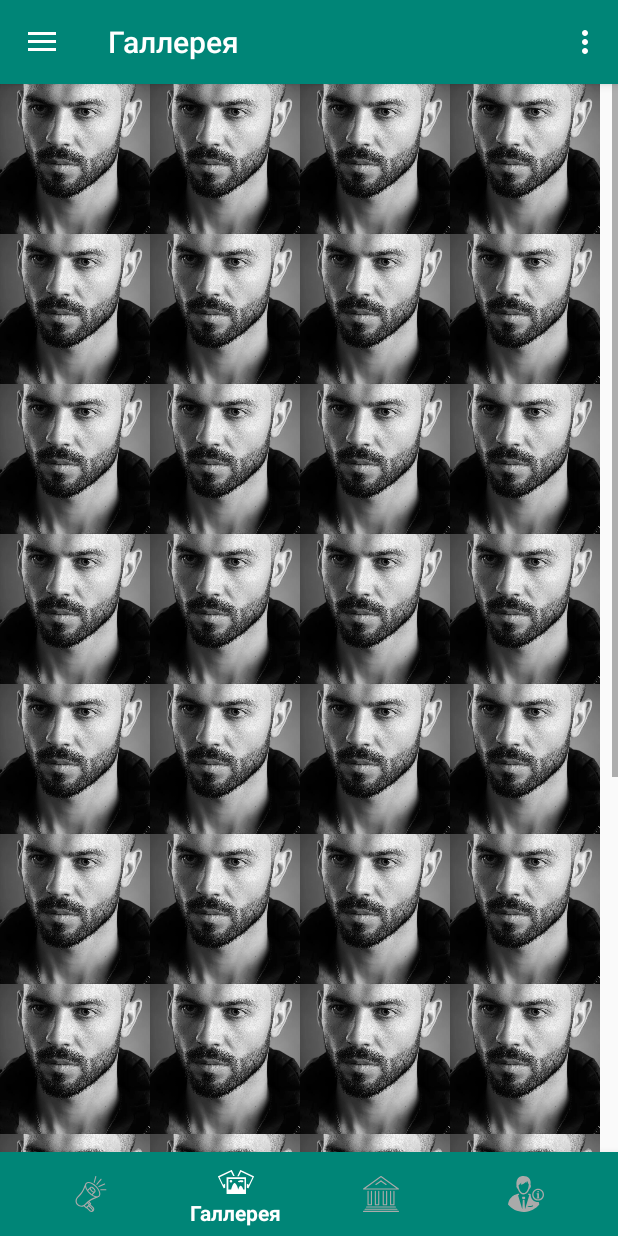
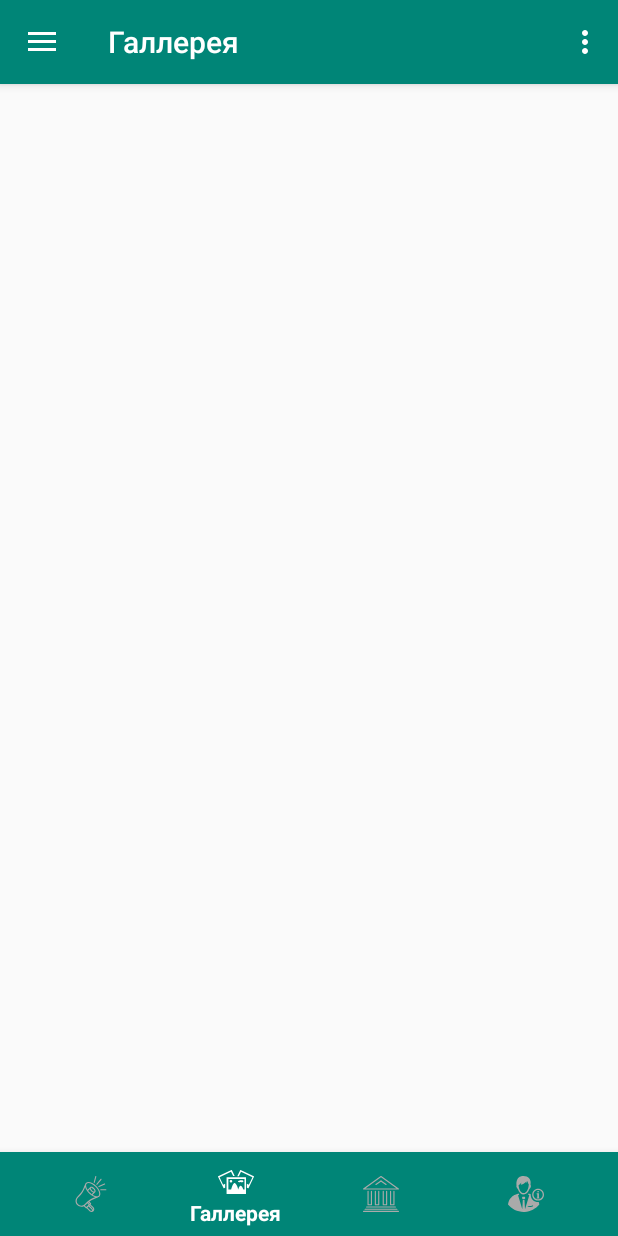
Before and after one commit to devdevdenis/AndroidStudioProjects, an Android app: the screen it shows after launch (MainActivity), item 2 of the bottom bar chosen, on a phone screen of 412 x 824 dp. Run offline under Robolectric (Android 15) with nearby library versions, the phone set to English and light mode, and no system bars; libraries missing offline, so code that uses them is left out: com.synnapps.carouselview.

Commit message:
add some new imges and comment gallery objects

```diff
--- a/Varyag/app/src/main/res/layout/fragment_gallery.xml
+++ b/Varyag/app/src/main/res/layout/fragment_gallery.xml
@@ -13,346 +13,240 @@
         android:layout_height="wrap_content"
         android:orientation="vertical">
 
-        <LinearLayout
-            android:layout_width="match_parent"
-            android:layout_height="match_parent"
-            android:orientation="horizontal">
+        <!--<LinearLayout-->
+            <!--android:layout_width="match_parent"-->
+            <!--android:layout_height="match_parent"-->
+            <!--android:orientation="horizontal">-->
 
-            <ImageView
-                android:layout_width="100dp"
-                android:layout_height="100dp"
-                android:scaleType="centerCrop"
-                android:src="@drawable/profile_photo_user"/>
+            <!--<ImageView-->
+                <!--android:layout_width="wrap_content"-->
+                <!--android:layout_height="100dp"-->
+                <!--android:layout_weight="0.25"-->
+                <!--android:scaleType="centerCrop"-->
+                <!--android:src="@drawable/gallery1"/>-->
 
-            <ImageView
-                android:layout_width="100dp"
-                android:layout_height="100dp"
-                android:scaleType="centerCrop"
-                android:src="@drawable/profile_photo_user"/>
+            <!--<ImageView-->
+                <!--android:layout_width="wrap_content"-->
+                <!--android:layout_height="100dp"-->
+                <!--android:layout_weight="0.25"-->
+                <!--android:scaleType="centerCrop"-->
+                <!--android:src="@drawable/gallery2"/>-->
 
-            <ImageView
-                android:layout_width="100dp"
-                android:layout_height="100dp"
-                android:scaleType="centerCrop"
-                android:src="@drawable/profile_photo_user"/>
+            <!--<ImageView-->
+                <!--android:layout_width="wrap_content"-->
+                <!--android:layout_height="100dp"-->
+                <!--android:layout_weight="0.25"-->
+                <!--android:scaleType="centerCrop"-->
+                <!--android:src="@drawable/gallery3"/>-->
 
-            <ImageView
-                android:layout_width="100dp"
-                android:layout_height="100dp"
-                android:scaleType="centerCrop"
-                android:src="@drawable/profile_photo_user"/>
+            <!--<ImageView-->
+                <!--android:layout_width="wrap_content"-->
+                <!--android:layout_height="100dp"-->
+                <!--android:layout_weight="0.25"-->
+                <!--android:scaleType="centerCrop"-->
+                <!--android:src="@drawable/gallery4"/>-->
+        <!--</LinearLayout>-->
 
-        </LinearLayout>
+        <!--<LinearLayout-->
+            <!--android:layout_width="match_parent"-->
+            <!--android:layout_height="match_parent"-->
+            <!--android:orientation="horizontal">-->
 
-        <LinearLayout
-            android:layout_width="match_parent"
-            android:layout_height="match_parent"
-            android:orientation="horizontal">
+            <!--<ImageView-->
+                <!--android:layout_width="wrap_content"-->
+                <!--android:layout_height="100dp"-->
+                <!--android:layout_weight="0.25"-->
+                <!--android:scaleType="centerCrop"-->
+                <!--android:src="@drawable/gallery2"/>-->
 
-            <ImageView
-                android:layout_width="100dp"
-                android:layout_height="100dp"
-                android:scaleType="centerCrop"
-                android:src="@drawable/profile_photo_user"/>
+            <!--<ImageView-->
+                <!--android:layout_width="wrap_content"-->
+                <!--android:layout_height="100dp"-->
+                <!--android:layout_weight="0.25"-->
+                <!--android:scaleType="centerCrop"-->
+                <!--android:src="@drawable/gallery4"/>-->
 
-            <ImageView
-                android:layout_width="100dp"
-                android:layout_height="100dp"
-                android:scaleType="centerCrop"
-                android:src="@drawable/profile_photo_user"/>
+            <!--<ImageView-->
+                <!--android:layout_width="wrap_content"-->
+                <!--android:layout_height="100dp"-->
+                <!--android:layout_weight="0.25"-->
+                <!--android:scaleType="centerCrop"-->
+                <!--android:src="@drawable/gallery5"/>-->
 
-            <ImageView
-                android:layout_width="100dp"
-                android:layout_height="100dp"
-                android:scaleType="centerCrop"
-                android:src="@drawable/profile_photo_user"/>
+            <!--<ImageView-->
+                <!--android:layout_width="wrap_content"-->
+                <!--android:layout_height="100dp"-->
+                <!--android:layout_weight="0.25"-->
+                <!--android:scaleType="centerCrop"-->
+                <!--android:src="@drawable/gallery3"/>-->
+        <!--</LinearLayout>-->
 
-            <ImageView
-                android:layout_width="100dp"
-                android:layout_height="100dp"
-                android:scaleType="centerCrop"
-                android:src="@drawable/profile_photo_user"/>
+        <!--<LinearLayout-->
+            <!--android:layout_width="match_parent"-->
+            <!--android:layout_height="match_parent"-->
+            <!--android:orientation="horizontal">-->
 
-        </LinearLayout>
+            <!--<ImageView-->
+                <!--android:layout_width="wrap_content"-->
+                <!--android:layout_height="100dp"-->
+                <!--android:layout_weight="0.25"-->
+                <!--android:scaleType="centerCrop"-->
+                <!--android:src="@drawable/gallery5"/>-->
 
-        <LinearLayout
-            android:layout_width="match_parent"
-            android:layout_height="match_parent"
-            android:orientation="horizontal">
+            <!--<ImageView-->
+                <!--android:layout_width="wrap_content"-->
+                <!--android:layout_height="100dp"-->
+                <!--android:layout_weight="0.25"-->
+                <!--android:scaleType="centerCrop"-->
+                <!--android:src="@drawable/gallery6"/>-->
 
-            <ImageView
-                android:layout_width="100dp"
-                android:layout_height="100dp"
-                android:scaleType="centerCrop"
-                android:src="@drawable/profile_photo_user"/>
+            <!--<ImageView-->
+                <!--android:layout_width="wrap_content"-->
+                <!--android:layout_height="100dp"-->
+                <!--android:layout_weight="0.25"-->
+                <!--android:scaleType="centerCrop"-->
+                <!--android:src="@drawable/gallery7"/>-->
 
-            <ImageView
-                android:layout_width="100dp"
-                android:layout_height="100dp"
-                android:scaleType="centerCrop"
-                android:src="@drawable/profile_photo_user"/>
+            <!--<ImageView-->
+                <!--android:layout_width="wrap_content"-->
+                <!--android:layout_height="100dp"-->
+                <!--android:layout_weight="0.25"-->
+                <!--android:scaleType="centerCrop"-->
+                <!--android:src="@drawable/gallery2"/>-->
+        <!--</LinearLayout>-->
 
-            <ImageView
-                android:layout_width="100dp"
-                android:layout_height="100dp"
-                android:scaleType="centerCrop"
-                android:src="@drawable/profile_photo_user"/>
+        <!--<LinearLayout-->
+            <!--android:layout_width="match_parent"-->
+            <!--android:layout_height="match_parent"-->
+            <!--android:orientation="horizontal">-->
 
-            <ImageView
-                android:layout_width="100dp"
-                android:layout_height="100dp"
-                android:scaleType="centerCrop"
-                android:src="@drawable/profile_photo_user"/>
+            <!--<ImageView-->
+                <!--android:layout_width="wrap_content"-->
+                <!--android:layout_height="100dp"-->
+                <!--android:layout_weight="0.25"-->
+                <!--android:scaleType="centerCrop"-->
+                <!--android:src="@drawable/gallery3"/>-->
 
-        </LinearLayout>
+            <!--<ImageView-->
+                <!--android:layout_width="wrap_content"-->
+                <!--android:layout_height="100dp"-->
+                <!--android:layout_weight="0.25"-->
+                <!--android:scaleType="centerCrop"-->
+                <!--android:src="@drawable/gallery4"/>-->
 
-        <LinearLayout
-            android:layout_width="match_parent"
-            android:layout_height="match_parent"
-            android:orientation="horizontal">
+            <!--<ImageView-->
+                <!--android:layout_width="wrap_content"-->
+                <!--android:layout_height="100dp"-->
+                <!--android:layout_weight="0.25"-->
+                <!--android:scaleType="centerCrop"-->
+                <!--android:src="@drawable/gallery5"/>-->
 
-            <ImageView
-                android:layout_width="100dp"
-                android:layout_height="100dp"
-                android:scaleType="centerCrop"
-                android:src="@drawable/profile_photo_user"/>
+            <!--<ImageView-->
+                <!--android:layout_width="wrap_content"-->
+                <!--android:layout_height="100dp"-->
+                <!--android:layout_weight="0.25"-->
+                <!--android:scaleType="centerCrop"-->
+                <!--android:src="@drawable/gallery6"/>-->
+        <!--</LinearLayout>-->
 
-            <ImageView
-                android:layout_width="100dp"
-                android:layout_height="100dp"
-                android:scaleType="centerCrop"
-                android:src="@drawable/profile_photo_user"/>
+        <!--<LinearLayout-->
+            <!--android:layout_width="match_parent"-->
+            <!--android:layout_height="match_parent"-->
+            <!--android:orientation="horizontal">-->
 
-            <ImageView
-                android:layout_width="100dp"
-                android:layout_height="100dp"
-                android:scaleType="centerCrop"
-                android:src="@drawable/profile_photo_user"/>
+            <!--<ImageView-->
+                <!--android:layout_width="wrap_content"-->
+                <!--android:layout_height="100dp"-->
+                <!--android:layout_weight="0.25"-->
+                <!--android:scaleType="centerCrop"-->
+                <!--android:src="@drawable/gallery5"/>-->
 
-            <ImageView
-                android:layout_width="100dp"
-                android:layout_height="100dp"
-                android:scaleType="centerCrop"
-                android:src="@drawable/profile_photo_user"/>
+            <!--<ImageView-->
+                <!--android:layout_width="wrap_content"-->
+                <!--android:layout_height="100dp"-->
+                <!--android:layout_weight="0.25"-->
+                <!--android:scaleType="centerCrop"-->
+                <!--android:src="@drawable/gallery1"/>-->
 
-        </LinearLayout>
+            <!--<ImageView-->
+                <!--android:layout_width="wrap_content"-->
+                <!--android:layout_height="100dp"-->
+                <!--android:layout_weight="0.25"-->
+                <!--android:scaleType="centerCrop"-->
+                <!--android:src="@drawable/gallery2"/>-->
 
-        <LinearLayout
-            android:layout_width="match_parent"
-            android:layout_height="match_parent"
-            android:orientation="horizontal">
+            <!--<ImageView-->
+                <!--android:layout_width="wrap_content"-->
+                <!--android:layout_height="100dp"-->
+                <!--android:layout_weight="0.25"-->
+                <!--android:scaleType="centerCrop"-->
+                <!--android:src="@drawable/gallery3"/>-->
+        <!--</LinearLayout>-->
+        <!--<LinearLayout-->
+            <!--android:layout_width="match_parent"-->
+            <!--android:layout_height="match_parent"-->
+            <!--android:orientation="horizontal">-->
 
-            <ImageView
-                android:layout_width="100dp"
-                android:layout_height="100dp"
-                android:scaleType="centerCrop"
-                android:src="@drawable/profile_photo_user"/>
+            <!--<ImageView-->
+                <!--android:layout_width="wrap_content"-->
+                <!--android:layout_height="100dp"-->
+                <!--android:layout_weight="0.25"-->
+                <!--android:scaleType="centerCrop"-->
+                <!--android:src="@drawable/gallery2"/>-->
 
-            <ImageView
-                android:layout_width="100dp"
-                android:layout_height="100dp"
-                android:scaleType="centerCrop"
-                android:src="@drawable/profile_photo_user"/>
+            <!--<ImageView-->
+                <!--android:layout_width="wrap_content"-->
+                <!--android:layout_height="100dp"-->
+                <!--android:layout_weight="0.25"-->
+                <!--android:scaleType="centerCrop"-->
+                <!--android:src="@drawable/gallery4"/>-->
 
-            <ImageView
-                android:layout_width="100dp"
-                android:layout_height="100dp"
-                android:scaleType="centerCrop"
-                android:src="@drawable/profile_photo_user"/>
+            <!--<ImageView-->
+                <!--android:layout_width="wrap_content"-->
+                <!--android:layout_height="100dp"-->
+                <!--android:layout_weight="0.25"-->
+                <!--android:scaleType="centerCrop"-->
+                <!--android:src="@drawable/gallery5"/>-->
 
-            <ImageView
-                android:layout_width="100dp"
-                android:layout_height="100dp"
-                android:scaleType="centerCrop"
-                android:src="@drawable/profile_photo_user"/>
+            <!--<ImageView-->
+                <!--android:layout_width="wrap_content"-->
+                <!--android:layout_height="100dp"-->
+                <!--android:layout_weight="0.25"-->
+                <!--android:scaleType="centerCrop"-->
+                <!--android:src="@drawable/gallery3"/>-->
+        <!--</LinearLayout>-->
+        <!--<LinearLayout-->
+            <!--android:layout_width="match_parent"-->
+            <!--android:layout_height="match_parent"-->
+            <!--android:orientation="horizontal">-->
 
-        </LinearLayout>
+            <!--<ImageView-->
+                <!--android:layout_width="wrap_content"-->
+                <!--android:layout_height="100dp"-->
+                <!--android:layout_weight="0.25"-->
+                <!--android:scaleType="centerCrop"-->
+                <!--android:src="@drawable/gallery3"/>-->
 
-        <LinearLayout
-            android:layout_width="match_parent"
-            android:layout_height="match_parent"
-            android:orientation="horizontal">
+            <!--<ImageView-->
+                <!--android:layout_width="wrap_content"-->
+                <!--android:layout_height="100dp"-->
+                <!--android:layout_weight="0.25"-->
+                <!--android:scaleType="centerCrop"-->
+                <!--android:src="@drawable/gallery4"/>-->
 
-            <ImageView
-                android:layout_width="100dp"
-                android:layout_height="100dp"
-                android:scaleType="centerCrop"
-                android:src="@drawable/profile_photo_user"/>
+            <!--<ImageView-->
+                <!--android:layout_width="wrap_content"-->
+                <!--android:layout_height="100dp"-->
+                <!--android:layout_weight="0.25"-->
+                <!--android:scaleType="centerCrop"-->
+                <!--android:src="@drawable/gallery5"/>-->
 
-            <ImageView
-                android:layout_width="100dp"
-                android:layout_height="100dp"
-                android:scaleType="centerCrop"
-                android:src="@drawable/profile_photo_user"/>
-
-            <ImageView
-                android:layout_width="100dp"
-                android:layout_height="100dp"
-                android:scaleType="centerCrop"
-                android:src="@drawable/profile_photo_user"/>
-
-            <ImageView
-                android:layout_width="100dp"
-                android:layout_height="100dp"
-                android:scaleType="centerCrop"
-                android:src="@drawable/profile_photo_user"/>
-
-        </LinearLayout>
-
-        <LinearLayout
-            android:layout_width="match_parent"
-            android:layout_height="match_parent"
-            android:orientation="horizontal">
-
-            <ImageView
-                android:layout_width="100dp"
-                android:layout_height="100dp"
-                android:scaleType="centerCrop"
-                android:src="@drawable/profile_photo_user"/>
-
-            <ImageView
-                android:layout_width="100dp"
-                android:layout_height="100dp"
-                android:scaleType="centerCrop"
-                android:src="@drawable/profile_photo_user"/>
-
-            <ImageView
-                android:layout_width="100dp"
-                android:layout_height="100dp"
-                android:scaleType="centerCrop"
-                android:src="@drawable/profile_photo_user"/>
-
-            <ImageView
-                android:layout_width="100dp"
-                android:layout_height="100dp"
-                android:scaleType="centerCrop"
-                android:src="@drawable/profile_photo_user"/>
-
-        </LinearLayout>
-
-        <LinearLayout
-            android:layout_width="match_parent"
-            android:layout_height="match_parent"
-            android:orientation="horizontal">
-
-            <ImageView
-                android:layout_width="100dp"
-                android:layout_height="100dp"
-                android:scaleType="centerCrop"
-                android:src="@drawable/profile_photo_user"/>
-
-            <ImageView
-                android:layout_width="100dp"
-                android:layout_height="100dp"
-                android:scaleType="centerCrop"
-                android:src="@drawable/profile_photo_user"/>
-
-            <ImageView
-                android:layout_width="100dp"
-                android:layout_height="100dp"
-                android:scaleType="centerCrop"
-                android:src="@drawable/profile_photo_user"/>
-
-            <ImageView
-                android:layout_width="100dp"
-                android:layout_height="100dp"
-                android:scaleType="centerCrop"
-                android:src="@drawable/profile_photo_user"/>
-
-        </LinearLayout>
-
-        <LinearLayout
-            android:layout_width="match_parent"
-            android:layout_height="match_parent"
-            android:orientation="horizontal">
-
-            <ImageView
-                android:layout_width="100dp"
-                android:layout_height="100dp"
-                android:scaleType="centerCrop"
-                android:src="@drawable/profile_photo_user"/>
-
-            <ImageView
-                android:layout_width="100dp"
-                android:layout_height="100dp"
-                android:scaleType="centerCrop"
-                android:src="@drawable/profile_photo_user"/>
-
-            <ImageView
-                android:layout_width="100dp"
-                android:layout_height="100dp"
-                android:scaleType="centerCrop"
-                android:src="@drawable/profile_photo_user"/>
-
-            <ImageView
-                android:layout_width="100dp"
-                android:layout_height="100dp"
-                android:scaleType="centerCrop"
-                android:src="@drawable/profile_photo_user"/>
-
-        </LinearLayout>
-
-        <LinearLayout
-            android:layout_width="match_parent"
-            android:layout_height="match_parent"
-            android:orientation="horizontal">
-
-            <ImageView
-                android:layout_width="100dp"
-                android:layout_height="100dp"
-                android:scaleType="centerCrop"
-                android:src="@drawable/profile_photo_user"/>
-
-            <ImageView
-                android:layout_width="100dp"
-                android:layout_height="100dp"
-                android:scaleType="centerCrop"
-                android:src="@drawable/profile_photo_user"/>
-
-            <ImageView
-                android:layout_width="100dp"
-                android:layout_height="100dp"
-                android:scaleType="centerCrop"
-                android:src="@drawable/profile_photo_user"/>
-
-            <ImageView
-                android:layout_width="100dp"
-                android:layout_height="100dp"
-                android:scaleType="centerCrop"
-                android:src="@drawable/profile_photo_user"/>
-
-        </LinearLayout>
-
-        <LinearLayout
-            android:layout_width="match_parent"
-            android:layout_height="match_parent"
-            android:orientation="horizontal">
-
-            <ImageView
-                android:layout_width="100dp"
-                android:layout_height="100dp"
-                android:scaleType="centerCrop"
-                android:src="@drawable/profile_photo_user"/>
-
-            <ImageView
-                android:layout_width="100dp"
-                android:layout_height="100dp"
-                android:scaleType="centerCrop"
-                android:src="@drawable/profile_photo_user"/>
-
-            <ImageView
-                android:layout_width="100dp"
-                android:layout_height="100dp"
-                android:scaleType="centerCrop"
-                android:src="@drawable/profile_photo_user"/>
-
-            <ImageView
-                android:layout_width="100dp"
-                android:layout_height="100dp"
-                android:scaleType="centerCrop"
-                android:src="@drawable/profile_photo_user"/>
-
-        </LinearLayout>
-
+            <!--<ImageView-->
+                <!--android:layout_width="wrap_content"-->
+                <!--android:layout_height="100dp"-->
+                <!--android:layout_weight="0.25"-->
+                <!--android:scaleType="centerCrop"-->
+                <!--android:src="@drawable/gallery6"/>-->
+        <!--</LinearLayout>-->
     </LinearLayout>
 </ScrollView>
```
Also changed, not shown: Varyag/app/src/main/res/drawable/gallery1.jpg (added), Varyag/app/src/main/res/drawable/gallery2.jpg (added), Varyag/app/src/main/res/drawable/gallery3.jpg (added), Varyag/app/src/main/res/drawable/gallery4.jpg (added), Varyag/app/src/main/res/drawable/gallery5.jpg (added), Varyag/app/src/main/res/drawable/gallery6.jpg (added), Varyag/app/src/main/res/drawable/gallery7.jpg (added).
